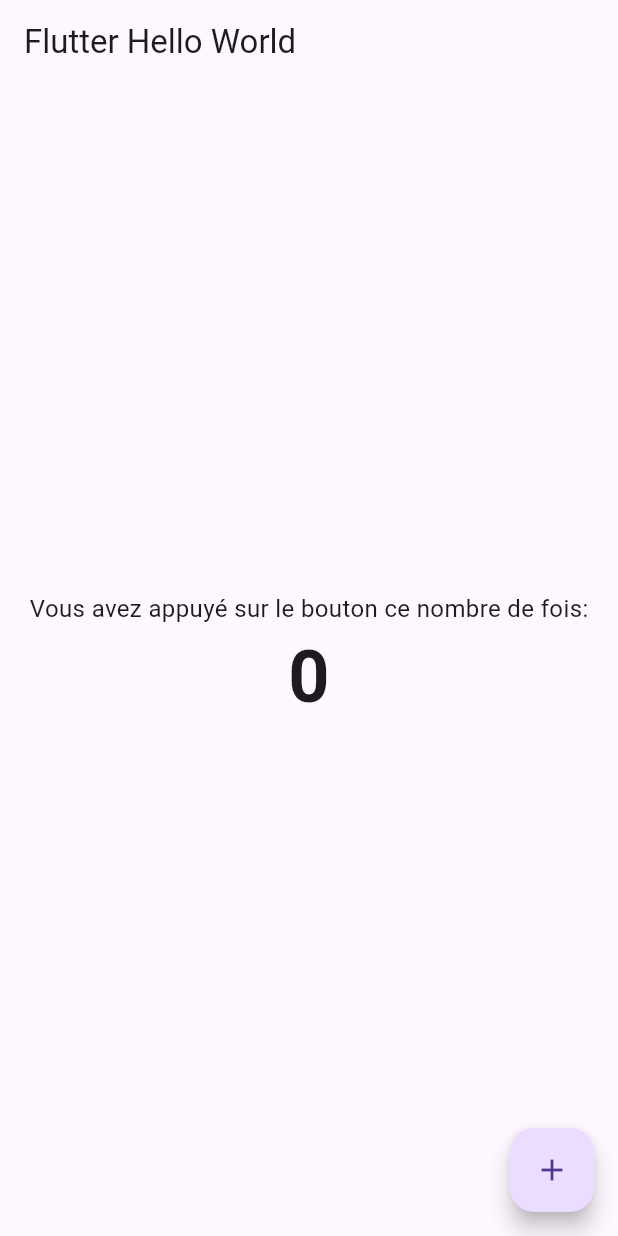
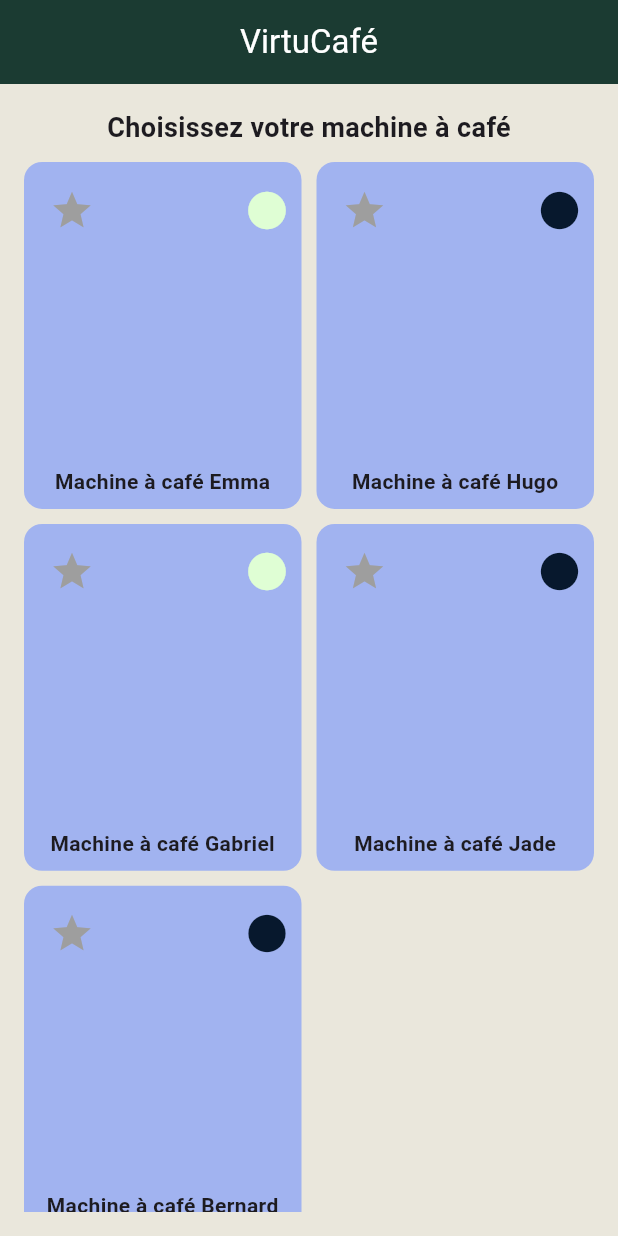
Before and after one commit to HackatonEquipe5/mobile, a Flutter app: the screen it shows after launch, on a phone screen of 412 x 824 dp. Run offline on Flutter 3.47's test engine with Material 3 defaults, Android fonts, the phone set to English and light mode, and no system bars.

Commit message:
Create Home Page designe

```diff
--- a/lib/app.dart
+++ b/lib/app.dart
@@ -7,7 +7,7 @@ class App extends StatelessWidget {
   @override
   Widget build(BuildContext context) {
     return const MaterialApp(
-      home: MyHomePage(title: 'Flutter Hello World'),
+      home: HomeScreen(),
     );
   }
 }
--- a/lib/models/coffee_machine.dart
+++ b/lib/models/coffee_machine.dart
@@ -1,12 +1,12 @@
 class CoffeeMachine {
   final String name;
-  final String imageUrl;
+  final String? imageUrl;
   bool isFavorite;
   bool isWorking;
 
   CoffeeMachine({
     required this.name,
-    required this.imageUrl,
+    this.imageUrl,
     this.isFavorite = false,
     required this.isWorking,
   });
--- /dev/null
+++ b/lib/screens/details_screen.dart
@@ -0,0 +1,49 @@
+import 'package:flutter/material.dart';
+
+class MyHomePage extends StatefulWidget {
+  const MyHomePage({super.key, required this.title});
+
+  final String title;
+
+  @override
+  State<MyHomePage> createState() => _MyHomePageState();
+}
+
+class _MyHomePageState extends State<MyHomePage> {
+  int _counter = 0;
+
+  void _incrementCounter() {
+    setState(() {
+      _counter++;
+    });
+  }
+
+  @override
+  Widget build(BuildContext context) {
+    return Scaffold(
+      appBar: AppBar(
+        title: Text(widget.title),
+      ),
+      body: Center(
+        child: Column(
+          mainAxisAlignment: MainAxisAlignment.center,
+          children: <Widget>[
+            const Text(
+              'Vous avez appuyé sur le bouton ce nombre de fois:',
+              style: TextStyle(fontSize: 16),
+            ),
+            Text(
+              '$_counter',
+              style: const TextStyle(fontSize: 48, fontWeight: FontWeight.bold),
+            ),
+          ],
+        ),
+      ),
+      floatingActionButton: FloatingActionButton(
+        onPressed: _incrementCounter,
+        tooltip: 'Incrémenter',
+        child: const Icon(Icons.add),
+      ),
+    );
+  }
+}
--- a/lib/screens/home_screen.dart
+++ b/lib/screens/home_screen.dart
@@ -1,49 +1,95 @@
 import 'package:flutter/material.dart';
+import 'package:mobile/themes/colors.dart';
+import '../models/coffee_machine.dart';
+import '../widgets/coffee_card.dart';
+import 'details_screen.dart';
 
-class MyHomePage extends StatefulWidget {
-  const MyHomePage({super.key, required this.title});
-
-  final String title;
+class HomeScreen extends StatefulWidget {
+  const HomeScreen({super.key});
 
   @override
-  State<MyHomePage> createState() => _MyHomePageState();
+  State<HomeScreen> createState() => _HomeScreenState();
 }
 
-class _MyHomePageState extends State<MyHomePage> {
-  int _counter = 0;
+class _HomeScreenState extends State<HomeScreen> {
+  List<CoffeeMachine> machines = [
+    CoffeeMachine(
+      name: "Machine à café Emma",
+      isWorking: true,
+    ),
+    CoffeeMachine(
+      name: "Machine à café Hugo",
+      isWorking: false,
+    ),
+    CoffeeMachine(
+      name: "Machine à café Gabriel",
+      isWorking: true,
+    ),
+    CoffeeMachine(
+      name: "Machine à café Jade",
+      isWorking: false,
+    ),
+    CoffeeMachine(
+      name: "Machine à café Bernard",
+      isWorking: false,
+    ),
+  ];
 
-  void _incrementCounter() {
+  void toggleFavorite(int index) {
     setState(() {
-      _counter++;
+      machines[index].isFavorite = !machines[index].isFavorite;
+      machines.sort((a, b) => (b.isFavorite ? 1 : 0).compareTo(a.isFavorite ? 1 : 0));
     });
+  }
+
+  void navigateToDetails(CoffeeMachine machine) {
+    Navigator.push(
+      context,
+      MaterialPageRoute(
+        builder: (context) => MyHomePage(title: 'Flutter Hello World'),
+      ),
+    );
   }
 
   @override
   Widget build(BuildContext context) {
     return Scaffold(
+      backgroundColor: AppColors.background,
       appBar: AppBar(
-        title: Text(widget.title),
+        backgroundColor: AppColors.primary,
+        title: const Text("VirtuCafé", style: TextStyle(color: Colors.white)),
+        centerTitle: true,
       ),
-      body: Center(
+      body: Padding(
+        padding: const EdgeInsets.all(16.0),
         child: Column(
-          mainAxisAlignment: MainAxisAlignment.center,
-          children: <Widget>[
+          children: [
             const Text(
-              'Vous avez appuyé sur le bouton ce nombre de fois:',
-              style: TextStyle(fontSize: 16),
+              "Choisissez votre machine à café",
+              style: TextStyle(fontSize: 18, fontWeight: FontWeight.bold),
             ),
-            Text(
-              '$_counter',
-              style: const TextStyle(fontSize: 48, fontWeight: FontWeight.bold),
+            const SizedBox(height: 10),
+            Expanded(
+              child: GridView.builder(
+                itemCount: machines.length,
+                gridDelegate: const SliverGridDelegateWithFixedCrossAxisCount(
+                  crossAxisCount: 2,
+                  crossAxisSpacing: 10,
+                  mainAxisSpacing: 10,
+                  childAspectRatio: 0.8,
+                ),
+                itemBuilder: (context, index) {
+                  return CoffeeCard(
+                    machine: machines[index],
+                    onFavoriteToggle: () => toggleFavorite(index),
+                    onTap: () => navigateToDetails(machines[index]),
+                  );
+                },
+              ),
             ),
           ],
         ),
       ),
-      floatingActionButton: FloatingActionButton(
-        onPressed: _incrementCounter,
-        tooltip: 'Incrémenter',
-        child: const Icon(Icons.add),
-      ),
     );
   }
 }
--- /dev/null
+++ b/lib/themes/colors.dart
@@ -0,0 +1,9 @@
+import 'package:flutter/material.dart';
+
+class AppColors {
+  static const Color background = Color.fromRGBO(234, 231, 220, 1.0);
+  static const Color primary = Color.fromRGBO(27, 59, 50, 1.0);
+  static const Color etat_machine_work = Color.fromRGBO(223, 254, 212, 1);
+  static const Color etat_machine_not_work = Color.fromRGBO(7, 24, 45, 1);
+  static const Color secondary = Color.fromRGBO(161, 179, 240, 1);
+}
--- /dev/null
+++ b/lib/widgets/coffee_card.dart
@@ -0,0 +1,61 @@
+import 'package:flutter/material.dart';
+import '../models/coffee_machine.dart';
+import '../themes/colors.dart';
+
+class CoffeeCard extends StatelessWidget {
+  final CoffeeMachine machine;
+  final VoidCallback onFavoriteToggle;
+  final VoidCallback onTap;
+
+  const CoffeeCard({
+    super.key,
+    required this.machine,
+    required this.onFavoriteToggle,
+    required this.onTap,
+  });
+
+  @override
+  Widget build(BuildContext context) {
+    return GestureDetector(
+      onTap: onTap,
+      child: Container(
+        decoration: BoxDecoration(
+          color: AppColors.secondary,
+          borderRadius: BorderRadius.circular(12),
+        ),
+        padding: const EdgeInsets.all(8.0),
+        child: Column(
+          mainAxisAlignment: MainAxisAlignment.center,
+          children: [
+            Row(
+              mainAxisAlignment: MainAxisAlignment.spaceBetween,
+              children: [
+                IconButton(
+                  icon: Icon(
+                    Icons.star,
+                    color: machine.isFavorite ? AppColors.primary : Colors.grey,
+                    size: 30,
+                  ),
+                  onPressed: onFavoriteToggle,
+                ),
+                Icon(
+                  Icons.circle,
+                  color: machine.isWorking ? AppColors.etat_machine_work : AppColors.etat_machine_not_work,
+                  size: 30,
+                ),
+              ],
+            ),
+
+            machine.imageUrl != null ? Image.asset(machine.imageUrl!, height: 80) : const Spacer(),
+            const SizedBox(height: 8),
+            Text(
+              machine.name,
+              textAlign: TextAlign.center,
+              style: const TextStyle(fontWeight: FontWeight.bold),
+            ),
+          ],
+        ),
+      ),
+    );
+  }
+}
--- a/pubspec.yaml
+++ b/pubspec.yaml
@@ -59,8 +59,7 @@ flutter:
 
   # To add assets to your application, add an assets section, like this:
   # assets:
-  #   - images/a_dot_burr.jpeg
-  #   - images/a_dot_ham.jpeg
+    # - assets/image.png
 
   # An image asset can refer to one or more resolution-specific "variants", see
   # https://flutter.dev/to/resolution-aware-images
```
Also changed, not shown: 1 other file.
